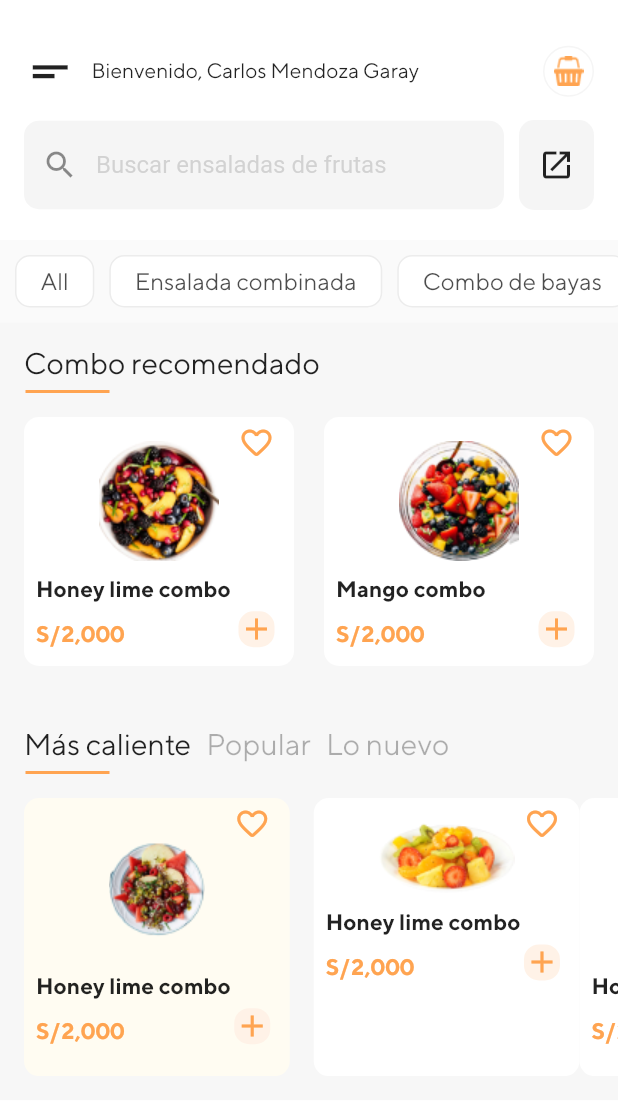
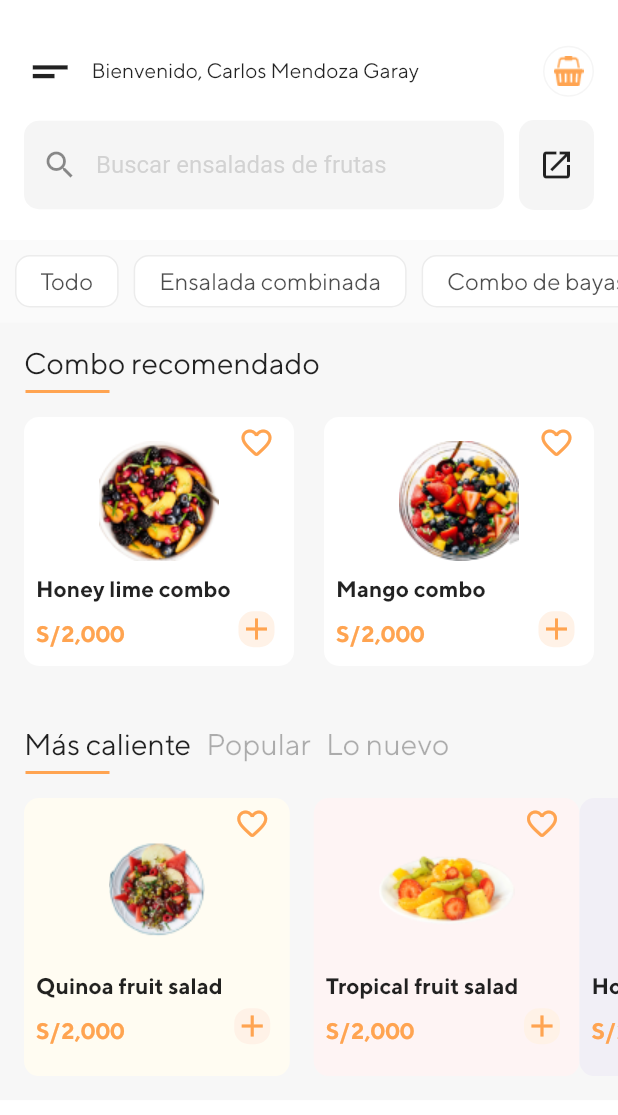
Before and after one commit to Luicar97/fruit_hub, a Flutter app: the HomePage screen opened directly, on a phone screen of 412 x 824 dp. Shown: the top 1115 px of the screen. Run offline on Flutter 3.47's test engine with Material 2 defaults, Android fonts, the phone set to English and light mode, and no system bars.

```diff
--- a/lib/pages/home_page/home_page.dart
+++ b/lib/pages/home_page/home_page.dart
@@ -452,6 +452,10 @@ class HomePage extends StatelessWidget {
                                           top: 16,
                                         ),
                                         child: Container(
+                                          height: MediaQuery.of(context)
+                                                  .size
+                                                  .width *
+                                              0.22,
                                           alignment: Alignment.center,
                                           child: Image.asset(
                                             'assets/img/comida3.png',
@@ -470,7 +474,7 @@ class HomePage extends StatelessWidget {
                                   Container(
                                     alignment: Alignment.centerLeft,
                                     child: Text(
-                                      'Honey lime combo',
+                                      'Quinoa fruit salad',
                                       style: TextStyle(
                                         fontFamily: 'TTNorms-Bold',
                                         fontSize: 15,
@@ -548,7 +552,12 @@ class HomePage extends StatelessWidget {
                             Container(
                               decoration: BoxDecoration(
                                 borderRadius: BorderRadius.circular(10),
-                                color: Colors.white,
+                                color: Color.fromRGBO(
+                                  254,
+                                  244,
+                                  244,
+                                  1,
+                                ),
                               ),
                               padding: EdgeInsets.only(
                                 left: 8,
@@ -584,6 +593,10 @@ class HomePage extends StatelessWidget {
                                           top: 16,
                                         ),
                                         child: Container(
+                                          height: MediaQuery.of(context)
+                                                  .size
+                                                  .width *
+                                              0.22,
                                           alignment: Alignment.center,
                                           child: Image.asset(
                                             'assets/img/comida4.png',
@@ -602,7 +615,7 @@ class HomePage extends StatelessWidget {
                                   Container(
                                     alignment: Alignment.centerLeft,
                                     child: Text(
-                                      'Honey lime combo',
+                                      'Tropical fruit salad',
                                       style: TextStyle(
                                         fontFamily: 'TTNorms-Bold',
                                         fontSize: 15,
@@ -680,7 +693,12 @@ class HomePage extends StatelessWidget {
                             Container(
                               decoration: BoxDecoration(
                                 borderRadius: BorderRadius.circular(10),
-                                color: Colors.white,
+                                color: Color.fromRGBO(
+                                  241,
+                                  239,
+                                  246,
+                                  1,
+                                ),
                               ),
                               padding: EdgeInsets.only(
                                 left: 8,
--- a/lib/pages/home_page/widgets/carrousel_option_widget.dart
+++ b/lib/pages/home_page/widgets/carrousel_option_widget.dart
@@ -39,7 +39,7 @@ class CarruselOptionWidget extends StatelessWidget {
               //width: 100,
               //color: Colors.red,
               child: Text(
-                'All',
+                'Todo',
                 style: TextStyle(
                   fontFamily: 'TTNorms',
                   fontSize: 16,
```
